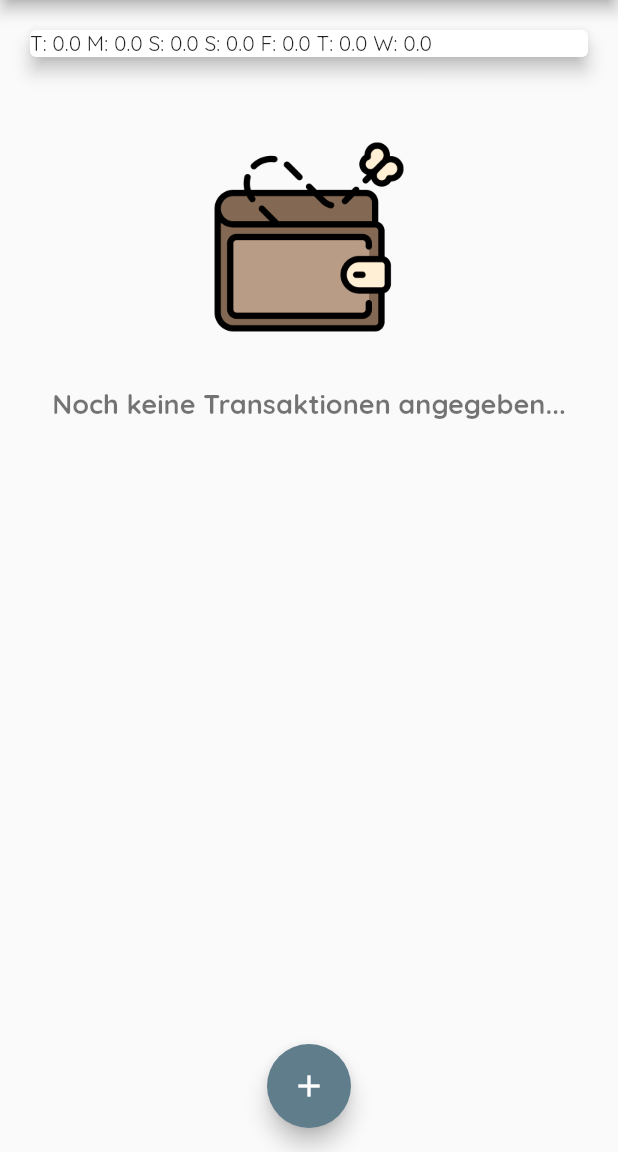
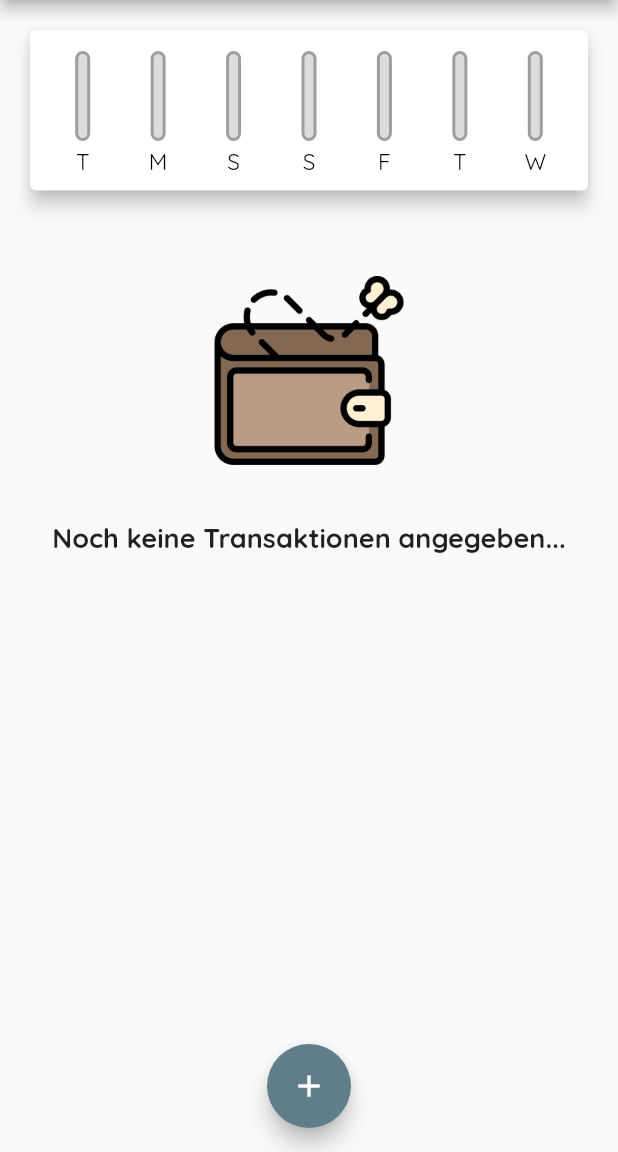
Before and after one commit to Totemi1324/personal_expenses, a Flutter app: the screen it shows after launch, on a phone screen of 412 x 824 dp, the part 84-1236 px from its top. Run offline on Flutter 3.47's test engine with Material 2 defaults, Android fonts, the phone set to English and light mode, and no system bars.

Commit message:
Finalize chart element

```diff
--- a/lib/main.dart
+++ b/lib/main.dart
@@ -20,11 +20,17 @@ class MyApp extends StatelessWidget {
         primarySwatch: Colors.blueGrey,
         fontFamily: "Quicksand",
         textTheme: const TextTheme(
-            caption: TextStyle(
-          fontFamily: "Quicksand",
-          fontWeight: FontWeight.bold,
-          fontSize: 18,
-        )),
+          titleMedium: TextStyle(
+            fontFamily: "Quicksand",
+            fontWeight: FontWeight.bold,
+            fontSize: 18,
+          ),
+          labelSmall: TextStyle(
+            fontFamily: "Quicksand",
+            fontWeight: FontWeight.w400,
+            fontSize: 15,
+          )
+        ),
         appBarTheme: const AppBarTheme(
           titleTextStyle: TextStyle(
             fontFamily: "Quicksand",
@@ -58,7 +64,7 @@ class _MyHomePageState extends State<MyHomePage> {
     final newTransaction = Transaction(
         id: DateTime.now().toString(),
         desc: desc,
-        category: 'Gadgets',
+        category: 'Lebensmittel',
         amount: amount,
         type: TransactionType.expense,
         date: DateTime.now());
--- a/lib/widgets/chart.dart
+++ b/lib/widgets/chart.dart
@@ -2,6 +2,7 @@ import 'package:flutter/material.dart';
 import 'package:intl/intl.dart';
 
 import '../models/transaction.dart';
+import './chart_bar.dart';
 
 class Chart extends StatelessWidget {
   final List<Transaction> recentTransactions;
@@ -18,7 +19,16 @@ class Chart extends StatelessWidget {
         }
       }
 
-      return {'day': DateFormat.E().format(weekDay).substring(0, 1), 'amount': totalSum};
+      return {
+        'day': DateFormat.E().format(weekDay).substring(0, 1),
+        'amount': totalSum
+      };
+    });
+  }
+
+  double get totalSpending {
+    return groupedTransactionValues.fold(0.0, (previousValue, element) {
+      return previousValue + (element['amount'] as double);
     });
   }
 
@@ -29,10 +39,21 @@ class Chart extends StatelessWidget {
     return Card(
       elevation: 5,
       margin: const EdgeInsets.all(20),
-      child: Row(
-        children: groupedTransactionValues.map((daySaldo) {
-          return Text("${daySaldo['day']}: ${daySaldo['amount']} ");
-        }).toList(),
+      child: Padding(
+        padding: const EdgeInsets.all(10),
+        child: Row(
+          mainAxisAlignment: MainAxisAlignment.spaceBetween,
+          children: groupedTransactionValues.map((daySaldo) {
+            return Flexible(
+              fit: FlexFit.tight,
+              child: ChartBar(
+                daySaldo['day'] as String,
+                daySaldo['amount'] as double,
+                totalSpending > 0 ? (daySaldo['amount'] as double) / totalSpending : 0,
+              ),
+            );
+          }).toList(),
+        ),
       ),
     );
   }
--- a/lib/widgets/chart_bar.dart
+++ b/lib/widgets/chart_bar.dart
@@ -7,19 +7,53 @@ class ChartBar extends StatelessWidget {
   final double amount;
   final double percentageOfTotal;
 
+
   const ChartBar(this.label, this.amount, this.percentageOfTotal, {super.key});
 
   @override
   Widget build(BuildContext context) {
     return Column(
       children: [
-        Text(
-          "${amount.toStringAsFixed(2)} ${currencySymbols[currentCurrency]}",
+        /*FittedBox(
+          child: Text(
+            amount.toStringAsFixed(2),
+            style: Theme.of(context).textTheme.labelSmall,
+          ),
+        ),*/
+        const SizedBox(
+          height: 4,
+        ),
+        SizedBox(
+          height: 60,
+          width: 10,
+          child: Stack(
+            children: [
+              Container(
+                decoration: BoxDecoration(
+                  border: Border.all(
+                    color: Colors.grey,
+                    width: 2.0,
+                  ),
+                  color: const Color.fromARGB(255, 220, 220, 220),
+                  borderRadius: BorderRadius.circular(10),
+                ),
+              ),
+              FractionallySizedBox(
+                heightFactor: percentageOfTotal,
+                child: Container(
+                  decoration: BoxDecoration(
+                    color: Theme.of(context).primaryColor,
+                    borderRadius: BorderRadius.circular(10),
+                  ),
+                ),
+              ),
+            ],
+          ),
         ),
         const SizedBox(
           height: 4,
         ),
-        Container()
+        Text(label, style: Theme.of(context).textTheme.labelSmall,)
       ],
     );
   }
--- a/lib/widgets/transaction_list.dart
+++ b/lib/widgets/transaction_list.dart
@@ -9,15 +9,16 @@ class TransactionList extends StatelessWidget {
 
   final Map<String, Map<String, Object>> categoryIcons = {
     'Lebensmittel': {
-      'icon': Icons.shopping_basket_outlined,
+      'icon_outline': Icons.shopping_basket_outlined,
+      'icon_fill': Icons.shopping_basket,
       'theme': const Color.fromARGB(255, 181, 234, 215),
     },
     'Gadgets': {
-      'icon': Icons.memory_outlined,
+      'icon_outline': Icons.memory_outlined,
+      'icon_fill': Icons.memory,
       'theme': const Color.fromARGB(255, 255, 154, 162),
     }
   };
-
 
   TransactionList(this.transactions, {super.key});
 
@@ -44,7 +45,7 @@ class TransactionList extends StatelessWidget {
                 ),
                 Text(
                   "Noch keine Transaktionen angegeben...",
-                  style: Theme.of(context).textTheme.caption,
+                  style: Theme.of(context).textTheme.titleMedium,
                 ),
               ],
             )
@@ -74,11 +75,21 @@ class TransactionList extends StatelessWidget {
                                 width: 3,
                               ),
                             ),
-                            child: Icon(
-                              categoryIcons[transactions[index].category]![
-                                  'icon'] as IconData,
-                              color: Colors.black,
-                              size: 50,
+                            child: Stack(
+                              children: [
+                                Icon(
+                                  categoryIcons[transactions[index].category]![
+                                      'icon_fill'] as IconData,
+                                  color: Colors.white,
+                                  size: 50,
+                                ),
+                                Icon(
+                                  categoryIcons[transactions[index].category]![
+                                      'icon_outline'] as IconData,
+                                  color: Colors.black,
+                                  size: 50,
+                                ),
+                              ],
                             ),
                           ),
                           Column(
```
